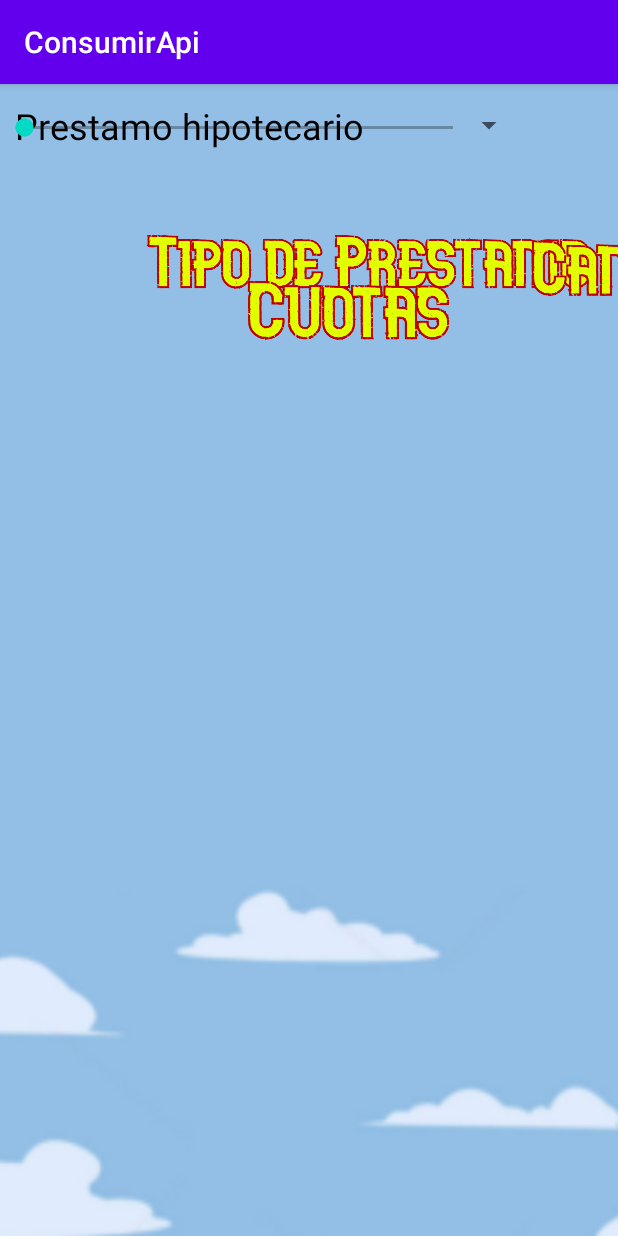
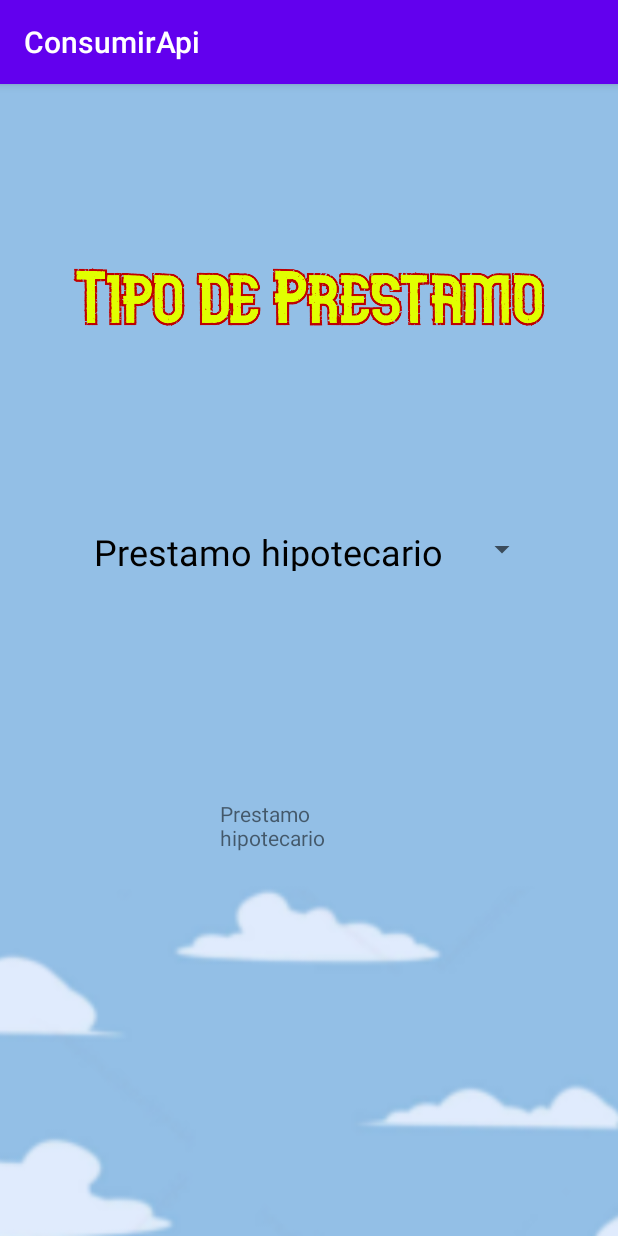
Before and after one commit to LauraSanCes/Hipoteca.Me, an Android app: the Screen_amort screen opened directly, with no data from a screen before it, on a phone screen of 412 x 824 dp. Run offline under Robolectric (Android 15) with nearby library versions, the phone set to English and light mode, and no system bars.

Commit message:
Programando selección DropDownList - Julio

```diff
--- a/app/src/main/java/com/example/consumirapi/Screen_amort.java
+++ b/app/src/main/java/com/example/consumirapi/Screen_amort.java
@@ -4,13 +4,16 @@ import androidx.appcompat.app.AppCompatActivity;
 
 import android.os.Bundle;
 import android.view.View;
+import android.widget.AdapterView;
 import android.widget.ArrayAdapter;
 import android.widget.Spinner;
+import android.widget.TextView;
 import android.widget.Toast;
 
 public class Screen_amort extends AppCompatActivity {
 
     Spinner spinner_select;
+    TextView txt_drop;
 
     @Override
     protected void onCreate(Bundle savedInstanceState) {
@@ -18,32 +21,40 @@ public class Screen_amort extends AppCompatActivity {
         setContentView(R.layout.activity_screen_amort);
 
         spinner_select = findViewById(R.id.spinner);
+        txt_drop = findViewById(R.id.txtv);
 
 
-        String[] opciones = {"Prestamo hipotecario", "Prestamo personal"};
+        final String[] opciones = {"Prestamo hipotecario", "Prestamo personal"};
         ArrayAdapter<String> adapter = new ArrayAdapter<String>(this, R.layout.spinner_item, opciones);
 
         spinner_select.setAdapter(adapter);
 
-    }
+        spinner_select.setOnItemSelectedListener(new AdapterView.OnItemSelectedListener() {
+            @Override
+            public void onItemSelected(AdapterView<?> parent, View view, int position, long id) {
+                // get selected item and assign to textview
+                // ex: textView.setText(spinner.getSelectedItem().toString());
 
-    public void spinnerClick(View view)
-    {
-        String seleccion = spinner_select.getSelectedItem().toString();
+               if (spinner_select.getSelectedItemPosition() == 0)
+               {
+                   txt_drop.setText("Prestamo hipotecario");
+               } else {
+                   txt_drop.setText("Prestamo personal");
+               }
+
+            }
+
+            @Override
+            public void onNothingSelected(AdapterView<?> parent) {
+                // handle if you'd like to
+            }
+        });
 
 
-        switch (seleccion)
-        {
-            case "Prestamo hipotecario":
-                Toast.makeText(this, "Prestamo hipotecario", Toast.LENGTH_SHORT).show();
-                break;
-            case "Prestamo personal":
-                Toast.makeText(this, "Prestamo personal", Toast.LENGTH_SHORT).show();
-                break;
-        }
-        //tv1.setText(seleccion);
-    }
+    } //End onCreate
 
+//TODO terminar diseño pantalla y programar componentes
+//TODO añadir los rotulos recortados
 
 
 }
--- a/app/src/main/res/layout/activity_screen_amort.xml
+++ b/app/src/main/res/layout/activity_screen_amort.xml
@@ -5,51 +5,49 @@
     android:layout_width="match_parent"
     android:layout_height="match_parent"
     android:background="@drawable/fond_screens"
-    android:onClick="spinnerClick"
     tools:context=".Screen_amort">
 
-    <SeekBar
-        android:id="@+id/seekBar2"
-        android:layout_width="318dp"
-        android:layout_height="59dp"
-        tools:layout_editor_absoluteX="46dp"
-        tools:layout_editor_absoluteY="414dp" />
+    <ImageView
+        android:id="@+id/imageView6"
+        android:layout_width="315dp"
+        android:layout_height="88dp"
+        android:layout_marginStart="48dp"
+        android:layout_marginLeft="48dp"
+        android:layout_marginTop="16dp"
+        android:layout_marginEnd="48dp"
+        android:layout_marginRight="48dp"
+        android:layout_marginBottom="18dp"
+        app:layout_constraintBottom_toTopOf="@+id/spinner"
+        app:layout_constraintEnd_toEndOf="parent"
+        app:layout_constraintStart_toStartOf="parent"
+        app:layout_constraintTop_toTopOf="parent"
+        app:srcCompat="@drawable/tipoprest" />
 
     <Spinner
         android:id="@+id/spinner"
-        android:layout_width="350dp"
-        android:layout_height="55dp"
-        tools:layout_editor_absoluteX="30dp"
-        tools:layout_editor_absoluteY="87dp" />
+        android:layout_width="306dp"
+        android:layout_height="49dp"
+        android:layout_marginStart="52dp"
+        android:layout_marginLeft="52dp"
+        android:layout_marginEnd="53dp"
+        android:layout_marginRight="53dp"
+        android:layout_marginBottom="142dp"
+        app:layout_constraintBottom_toTopOf="@+id/txtv"
+        app:layout_constraintEnd_toEndOf="parent"
+        app:layout_constraintStart_toStartOf="parent" />
 
-    <SeekBar
-        android:id="@+id/seekBar"
-        android:layout_width="318dp"
-        android:layout_height="59dp"
-        tools:layout_editor_absoluteX="46dp"
-        tools:layout_editor_absoluteY="235dp" />
+    <TextView
+        android:id="@+id/txtv"
+        android:layout_width="118dp"
+        android:layout_height="37dp"
+        android:layout_marginStart="146dp"
+        android:layout_marginLeft="146dp"
+        android:layout_marginEnd="147dp"
+        android:layout_marginRight="147dp"
+        android:layout_marginBottom="254dp"
+        android:text="TextView"
+        app:layout_constraintBottom_toBottomOf="parent"
+        app:layout_constraintEnd_toEndOf="parent"
+        app:layout_constraintStart_toStartOf="parent" />
 
-    <ImageView
-        android:id="@+id/imageView"
-        android:layout_width="492dp"
-        android:layout_height="237dp"
-        app:srcCompat="@drawable/Tipo_Prestamo"
-        tools:layout_editor_absoluteX="-41dp"
-        tools:layout_editor_absoluteY="-75dp" />
-
-    <ImageView
-        android:id="@+id/imageView2"
-        android:layout_width="863dp"
-        android:layout_height="246dp"
-        app:srcCompat="@drawable/cantidad"
-        tools:layout_editor_absoluteX="-226dp"
-        tools:layout_editor_absoluteY="64dp" />
-
-    <ImageView
-        android:id="@+id/imageView3"
-        android:layout_width="463dp"
-        android:layout_height="302dp"
-        app:srcCompat="@drawable/cuotas"
-        tools:layout_editor_absoluteX="-26dp"
-        tools:layout_editor_absoluteY="215dp" />
 </androidx.constraintlayout.widget.ConstraintLayout>
```
Also changed, not shown: app/src/main/res/drawable-v24/Tipo_Prestamo.png (deleted), app/src/main/res/drawable-v24/cantidad.png (deleted), app/src/main/res/drawable-v24/cuotas.png (deleted), app/src/main/res/drawable-v24/hecho_por.png (deleted), app/src/main/res/drawable-v24/nombres.png (deleted), app/src/main/res/drawable-v24/tae.png (deleted), app/src/main/res/drawable-v24/tin.png (deleted), app/src/main/res/drawable/tipoprest.png (added).
